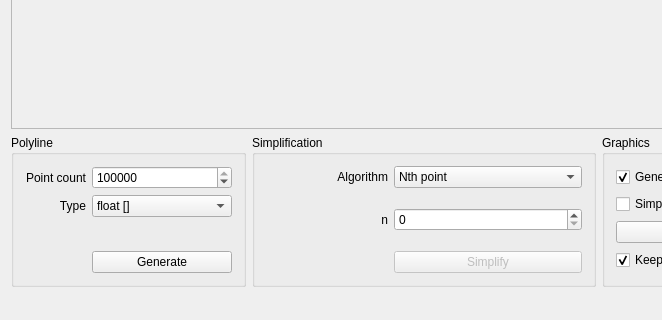
The window that demo/MainWindow.ui (CADSGmbH/psimpl) describes before a commit, drawn with Qt 5; both pictures show x 0 to 662 and y 280 to 600 of the 884 by 600 pixel window.
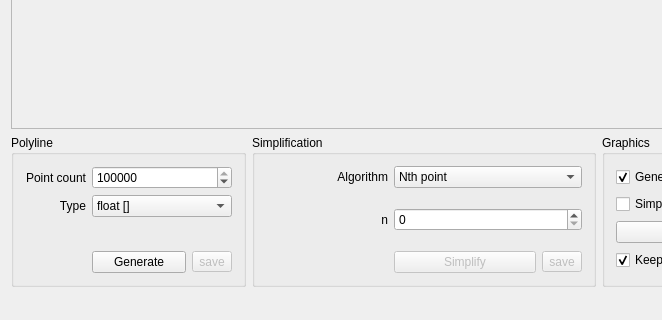
The same window after the commit. Icons and pictures are not drawn. Custom widgets are drawn as their Qt base class.

Commit message: added option to save generated/simplified polylines in a csv file

Patch:
```diff
--- a/demo/MainWindow.ui
+++ b/demo/MainWindow.ui
@@ -99,19 +99,6 @@
            </item>
           </widget>
          </item>
-         <item row="4" column="1">
-          <widget class="QPushButton" name="generatePushButton">
-           <property name="sizePolicy">
-            <sizepolicy hsizetype="Expanding" vsizetype="Fixed">
-             <horstretch>0</horstretch>
-             <verstretch>0</verstretch>
-            </sizepolicy>
-           </property>
-           <property name="text">
-            <string>Generate</string>
-           </property>
-          </widget>
-         </item>
          <item row="0" column="0">
           <widget class="QLabel" name="polyPointCountLabel">
            <property name="text">
@@ -151,6 +138,40 @@
            </property>
           </spacer>
          </item>
+         <item row="3" column="1">
+          <layout class="QHBoxLayout" name="generateSaveLayout">
+           <item>
+            <widget class="QPushButton" name="generatePushButton">
+             <property name="sizePolicy">
+              <sizepolicy hsizetype="Expanding" vsizetype="Fixed">
+               <horstretch>0</horstretch>
+               <verstretch>0</verstretch>
+              </sizepolicy>
+             </property>
+             <property name="text">
+              <string>Generate</string>
+             </property>
+            </widget>
+           </item>
+           <item>
+            <widget class="QToolButton" name="savePolylineButton">
+             <property name="enabled">
+              <bool>false</bool>
+             </property>
+             <property name="layoutDirection">
+              <enum>Qt::LeftToRight</enum>
+             </property>
+             <property name="text">
+              <string>save</string>
+             </property>
+             <property name="icon">
+              <iconset resource="icons.qrc">
+               <normaloff>:/icon/save</normaloff>:/icon/save</iconset>
+             </property>
+            </widget>
+           </item>
+          </layout>
+         </item>
         </layout>
        </widget>
       </item>
@@ -228,16 +249,6 @@
            </property>
           </widget>
          </item>
-         <item row="2" column="1">
-          <widget class="QPushButton" name="simplifyPushButton">
-           <property name="enabled">
-            <bool>false</bool>
-           </property>
-           <property name="text">
-            <string>Simplify</string>
-           </property>
-          </widget>
-         </item>
          <item row="1" column="1">
           <widget class="QStackedWidget" name="editStackedWidget">
            <property name="currentIndex">
@@ -600,6 +611,34 @@
            </widget>
           </widget>
          </item>
+         <item row="2" column="1">
+          <layout class="QHBoxLayout" name="horizontalLayout_2">
+           <item>
+            <widget class="QPushButton" name="simplifyPushButton">
+             <property name="enabled">
+              <bool>false</bool>
+             </property>
+             <property name="text">
+              <string>Simplify</string>
+             </property>
+            </widget>
+           </item>
+           <item>
+            <widget class="QToolButton" name="saveSimplificationButton">
+             <property name="enabled">
+              <bool>false</bool>
+             </property>
+             <property name="text">
+              <string>save</string>
+             </property>
+             <property name="icon">
+              <iconset resource="icons.qrc">
+               <normaloff>:/icon/save</normaloff>:/icon/save</iconset>
+             </property>
+            </widget>
+           </item>
+          </layout>
+         </item>
         </layout>
        </widget>
       </item>
```
Left out of the diff: 11 changed lines with no effect on the pictures. The commit also changes 6 other files.
